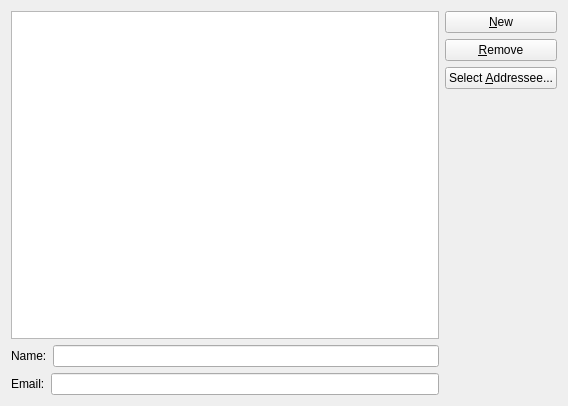
Before: the Qt Designer form publishdialog_base.ui in KDE/korganizer, drawn with Qt 5.
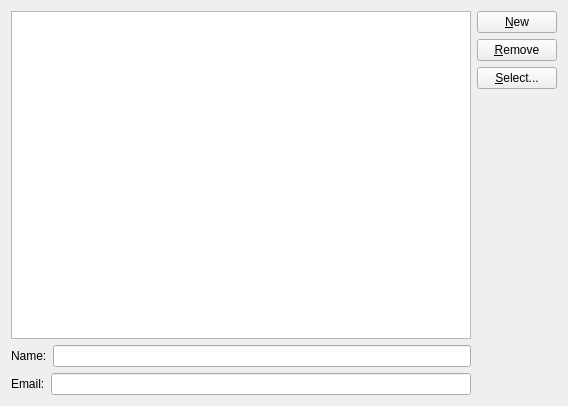
After: the same form once the commit is applied. Custom widgets are drawn as their Qt base class.

Commit message: change the text on the "Select Addresses" to "Select". I think this looks a little nicer when lined up vertically underneath the "New" and "Remove" buttons.

```diff
--- a/publishdialog_base.ui
+++ b/publishdialog_base.ui
@@ -52,7 +52,7 @@
           <string>Click this buttong to show another dialog where you will be able to select a recipient from your address booko</string>
          </property>
          <property name="text" >
-          <string>Select &amp;Addressee...</string>
+          <string>&amp;Select...</string>
          </property>
         </widget>
        </item>
```
